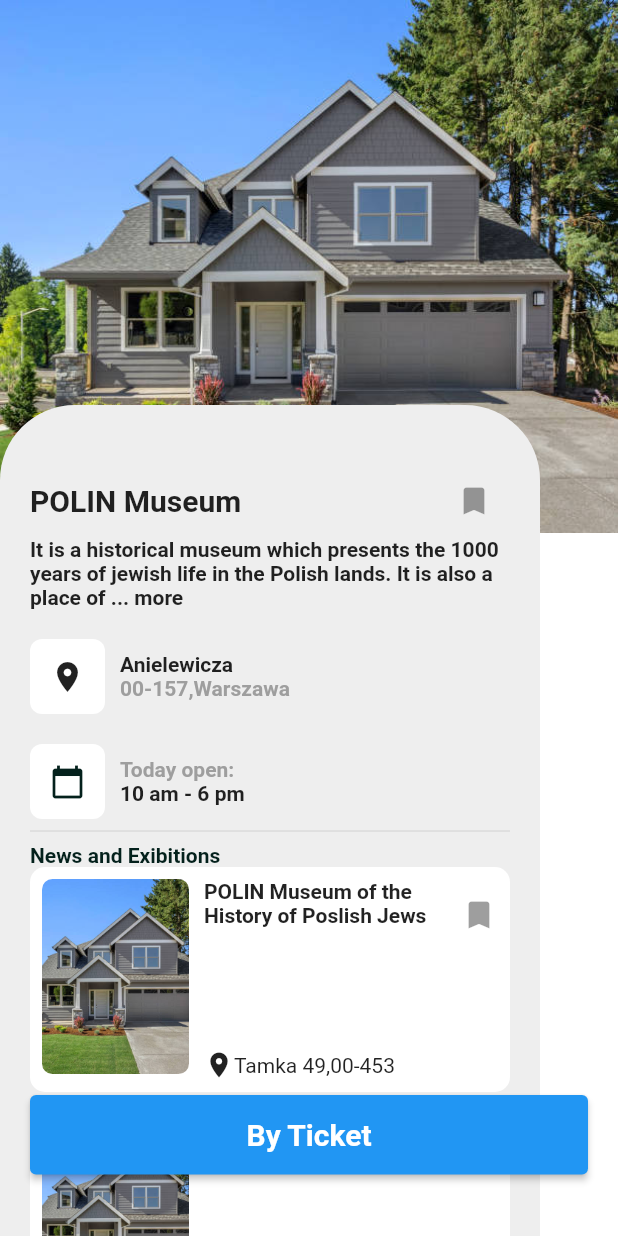
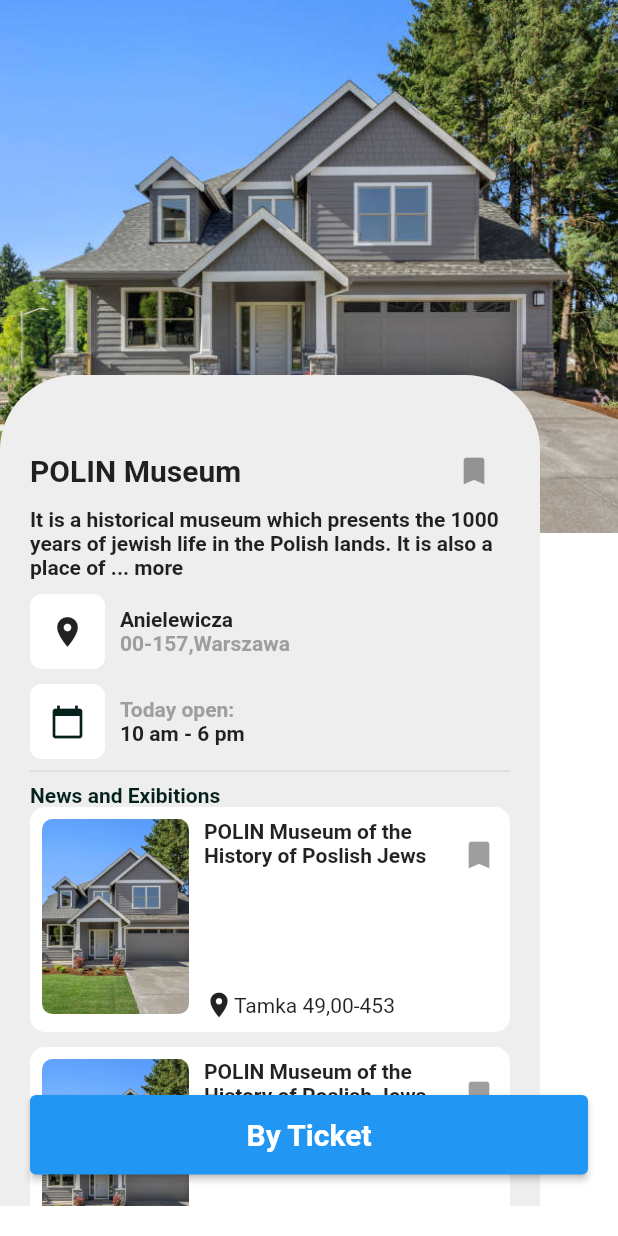
Before and after one commit to Zia9335/Zia-antonx-task-1, a Flutter app: the TicketScreen screen opened directly, on a phone screen of 412 x 824 dp. Run offline on Flutter 3.47's test engine with Material 2 defaults, Android fonts, the phone set to English and light mode, and no system bars; Roboto replaces fonts that are missing (Time New Roman).

Commit message:
14/04/2022 updated

```diff
--- a/lib/Screens/ticket_screen.dart
+++ b/lib/Screens/ticket_screen.dart
@@ -34,16 +34,14 @@
             fit: BoxFit.fill,
           )),
           Positioned(
-            top: 270,
+            top: 250,
             child: Container(
               decoration: kTicketStackContainerDecorationStyle,
               height: MediaQuery.of(context).size.height - 270,
               width: 360,
-              child: Padding(
-                padding: const EdgeInsets.only(top: 40.0, left: 20, right: 20),
-                child: ListView(
-                    primary: true,
-                    scrollDirection: Axis.vertical,
+    padding: const EdgeInsets.only(top: 40.0, left: 20, right: 20),
+              child: ListView(
+                   scrollDirection: Axis.vertical,
                     children: [
                       Row(
                         mainAxisAlignment: MainAxisAlignment.spaceBetween,
@@ -67,7 +65,7 @@
                         ),
                       ),
                       const SizedBox(
-                        height: 20.0,
+                        height: 10.0,
                       ),
                       Row(
                         children: [
@@ -101,7 +99,7 @@
                         ],
                       ),
                       const SizedBox(
-                        height: 20.0,
+                        height: 10.0,
                       ),
                       Row(
                         children: [
@@ -151,7 +149,6 @@
                     ]),
               ),
             ),
-          ),
           Positioned(
             top: 730,
             left: 20,
```
